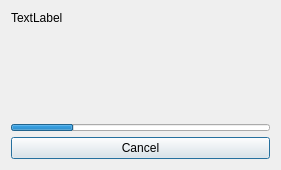
The window that BlockSettleUILib/AuthAddressConfirmDialog.ui (BlockSettle/terminal) describes before a commit, drawn with Qt 5.
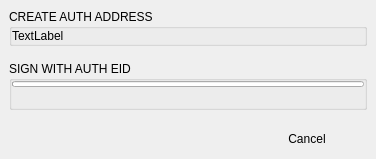
The same window after the commit.

Patch:
```diff
--- a/BlockSettleUILib/AuthAddressConfirmDialog.ui
+++ b/BlockSettleUILib/AuthAddressConfirmDialog.ui
@@ -6,16 +6,88 @@
    <rect>
     <x>0</x>
     <y>0</y>
-    <width>281</width>
-    <height>170</height>
+    <width>376</width>
+    <height>159</height>
    </rect>
   </property>
+  <property name="sizePolicy">
+   <sizepolicy hsizetype="Preferred" vsizetype="Minimum">
+    <horstretch>0</horstretch>
+    <verstretch>0</verstretch>
+   </sizepolicy>
+  </property>
   <property name="windowTitle">
    <string>Dialog</string>
   </property>
+  <layout class="QVBoxLayout" name="verticalLayout_2">
+   <property name="spacing">
+    <number>0</number>
+   </property>
+   <property name="leftMargin">
+    <number>0</number>
+   </property>
+   <property name="topMargin">
+    <number>0</number>
+   </property>
+   <property name="rightMargin">
+    <number>0</number>
+   </property>
+   <property name="bottomMargin">
+    <number>0</number>
+   </property>
+   <item>
+    <widget class="QWidget" name="widget" native="true">
+     <property name="sizePolicy">
+      <sizepolicy hsizetype="Preferred" vsizetype="Minimum">
+       <horstretch>0</horstretch>
+       <verstretch>0</verstretch>
+      </sizepolicy>
+     </property>
   <layout class="QVBoxLayout" name="verticalLayout">
+      <property name="spacing">
+       <number>0</number>
+      </property>
+      <item>
+       <widget class="QGroupBox" name="groupBox_4">
+        <property name="sizePolicy">
+         <sizepolicy hsizetype="Preferred" vsizetype="Minimum">
+          <horstretch>0</horstretch>
+          <verstretch>0</verstretch>
+         </sizepolicy>
+        </property>
+        <property name="maximumSize">
+         <size>
+          <width>16777215</width>
+          <height>16777215</height>
+         </size>
+        </property>
+        <property name="title">
+         <string>CREATE AUTH ADDRESS</string>
+        </property>
+        <layout class="QVBoxLayout" name="verticalLayout_6">
+         <property name="spacing">
+          <number>6</number>
+         </property>
+         <property name="leftMargin">
+          <number>0</number>
+         </property>
+         <property name="topMargin">
+          <number>0</number>
+         </property>
+         <property name="rightMargin">
+          <number>0</number>
+         </property>
+         <property name="bottomMargin">
+          <number>0</number>
+         </property>
    <item>
     <widget class="QLabel" name="labelDescription">
+           <property name="sizePolicy">
+            <sizepolicy hsizetype="Preferred" vsizetype="Minimum">
+             <horstretch>0</horstretch>
+             <verstretch>0</verstretch>
+            </sizepolicy>
+           </property>
      <property name="text">
       <string>TextLabel</string>
      </property>
@@ -24,46 +96,156 @@
      </property>
     </widget>
    </item>
+        </layout>
+       </widget>
+      </item>
    <item>
     <spacer name="verticalSpacer">
      <property name="orientation">
       <enum>Qt::Vertical</enum>
      </property>
+        <property name="sizeType">
+         <enum>QSizePolicy::Expanding</enum>
+        </property>
      <property name="sizeHint" stdset="0">
       <size>
        <width>20</width>
-       <height>59</height>
+          <height>0</height>
       </size>
      </property>
     </spacer>
    </item>
+      <item>
+       <widget class="QGroupBox" name="groupBox_3">
+        <property name="sizePolicy">
+         <sizepolicy hsizetype="Preferred" vsizetype="Minimum">
+          <horstretch>0</horstretch>
+          <verstretch>0</verstretch>
+         </sizepolicy>
+        </property>
+        <property name="maximumSize">
+         <size>
+          <width>16777215</width>
+          <height>16777215</height>
+         </size>
+        </property>
+        <property name="title">
+         <string>SIGN WITH AUTH EID</string>
+        </property>
+        <layout class="QVBoxLayout" name="verticalLayout_5">
+         <property name="spacing">
+          <number>6</number>
+         </property>
+         <property name="leftMargin">
+          <number>0</number>
+         </property>
+         <property name="topMargin">
+          <number>0</number>
+         </property>
+         <property name="rightMargin">
+          <number>0</number>
+         </property>
+         <property name="bottomMargin">
+          <number>0</number>
+         </property>
    <item>
     <widget class="QProgressBar" name="progressBarTimeout">
+           <property name="sizePolicy">
+            <sizepolicy hsizetype="Expanding" vsizetype="Preferred">
+             <horstretch>0</horstretch>
+             <verstretch>0</verstretch>
+            </sizepolicy>
+           </property>
      <property name="minimumSize">
       <size>
        <width>0</width>
-       <height>7</height>
+             <height>6</height>
       </size>
      </property>
      <property name="maximumSize">
       <size>
        <width>16777215</width>
-       <height>7</height>
-      </size>
-     </property>
-     <property name="value">
-      <number>24</number>
-     </property>
+             <height>6</height>
+            </size>
+           </property>
      <property name="textVisible">
       <bool>false</bool>
      </property>
     </widget>
    </item>
    <item>
+          <widget class="QLabel" name="labelTimeLeft">
+           <property name="sizePolicy">
+            <sizepolicy hsizetype="Preferred" vsizetype="Minimum">
+             <horstretch>0</horstretch>
+             <verstretch>0</verstretch>
+            </sizepolicy>
+           </property>
+           <property name="text">
+            <string/>
+           </property>
+           <property name="alignment">
+            <set>Qt::AlignCenter</set>
+           </property>
+          </widget>
+         </item>
+        </layout>
+       </widget>
+      </item>
+     </layout>
+    </widget>
+   </item>
+   <item>
+    <widget class="QWidget" name="widget_2" native="true">
+     <property name="sizePolicy">
+      <sizepolicy hsizetype="Preferred" vsizetype="Preferred">
+       <horstretch>0</horstretch>
+       <verstretch>0</verstretch>
+      </sizepolicy>
+     </property>
+     <property name="buttonBar" stdset="0">
+      <bool>true</bool>
+     </property>
+     <layout class="QHBoxLayout" name="horizontalLayout">
+      <item>
+       <spacer name="horizontalSpacer">
+        <property name="orientation">
+         <enum>Qt::Horizontal</enum>
+        </property>
+        <property name="sizeHint" stdset="0">
+         <size>
+          <width>40</width>
+          <height>20</height>
+         </size>
+        </property>
+       </spacer>
+      </item>
+      <item>
     <widget class="QPushButton" name="pushButtonCancel">
+        <property name="sizePolicy">
+         <sizepolicy hsizetype="Minimum" vsizetype="Preferred">
+          <horstretch>0</horstretch>
+          <verstretch>0</verstretch>
+         </sizepolicy>
+        </property>
+        <property name="minimumSize">
+         <size>
+          <width>120</width>
+          <height>0</height>
+         </size>
+        </property>
      <property name="text">
       <string>Cancel</string>
      </property>
+        <property name="default">
+         <bool>true</bool>
+        </property>
+        <property name="flat">
+         <bool>true</bool>
+        </property>
+       </widget>
+      </item>
+     </layout>
     </widget>
    </item>
   </layout>
```
Lines whose indentation alone changed are shown as unchanged.
